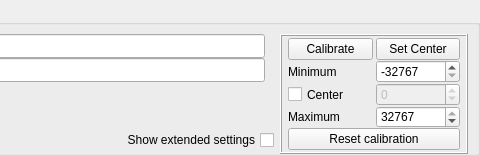
Above: widgets/axes.ui from FreeJoy-Team/FreeJoyConfiguratorQt before the change; both pictures show x 582 to 1062 and y 0 to 156 of the 1062 by 156 pixel window. Below: the same form after it.
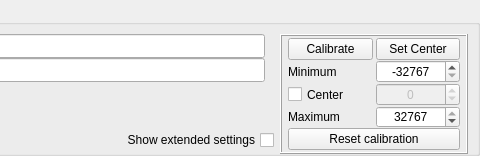
That is the form after the change. Custom widgets are drawn as their Qt base class.

Commit message: improved axes to buttons

Patch:
```diff
--- a/widgets/axes.ui
+++ b/widgets/axes.ui
@@ -200,6 +200,9 @@
              <verstretch>0</verstretch>
             </sizepolicy>
            </property>
+           <property name="alignment">
+            <set>Qt::AlignCenter</set>
+           </property>
            <property name="minimum">
             <number>-32767</number>
            </property>
@@ -222,6 +225,9 @@
              <verstretch>0</verstretch>
             </sizepolicy>
            </property>
+           <property name="alignment">
+            <set>Qt::AlignCenter</set>
+           </property>
            <property name="minimum">
             <number>-32767</number>
            </property>
@@ -238,6 +244,9 @@
              <verstretch>0</verstretch>
             </sizepolicy>
            </property>
+           <property name="alignment">
+            <set>Qt::AlignCenter</set>
+           </property>
            <property name="minimum">
             <number>-32767</number>
            </property>
```
The commit also changes 7 other files.
